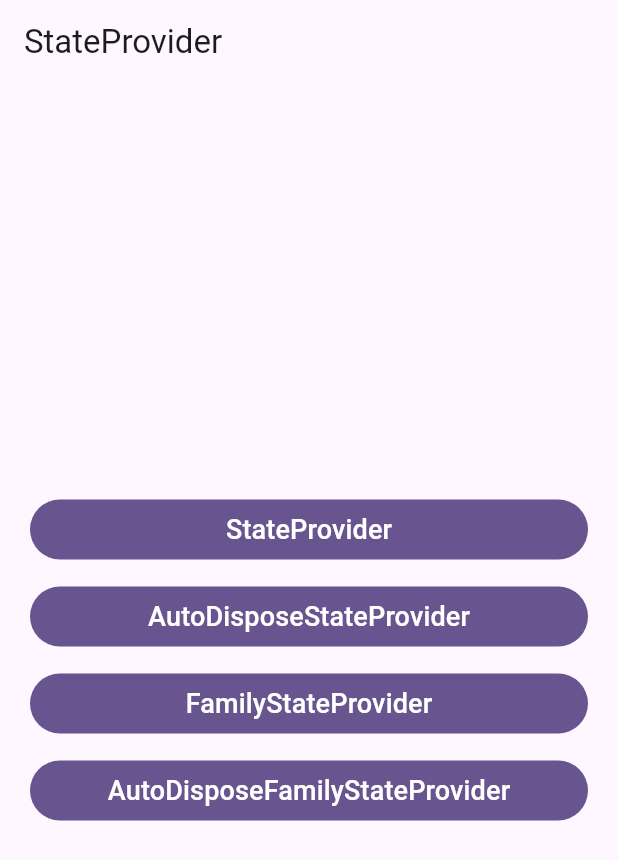
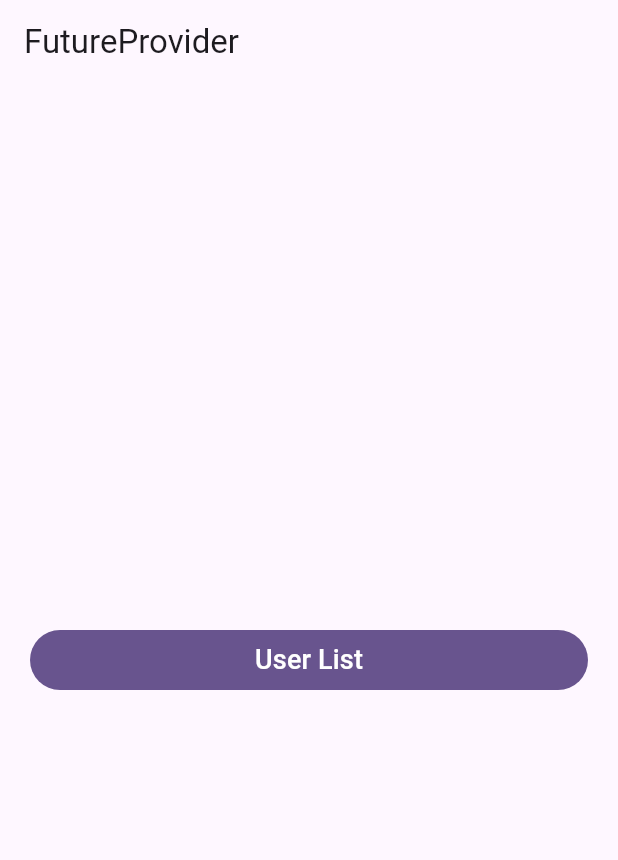
Before and after one commit to fahmi54321/riverpod_basic, a Flutter app: the screen it shows after launch, on a phone screen of 412 x 824 dp. Shown: the top 860 px of the screen. Run offline on Flutter 3.47's test engine with Material 3 defaults, Android fonts, the phone set to English and light mode, and no system bars; our stand-ins replace dio, flutter_riverpod, freezed_annotation, riverpod_annotation; generated files the repository leaves out were written again.

Commit message:
future provider auto dispose

```diff
--- a/lib/main.dart
+++ b/lib/main.dart
@@ -1,10 +1,7 @@
 import 'package:flutter/material.dart';
 import 'package:flutter_riverpod/flutter_riverpod.dart';
 
-import 'pages/auto_dispose/auto_dispose_page.dart';
-import 'pages/auto_dispose_family/auto_dispose_family_page.dart';
-import 'pages/basic/basic_page.dart';
-import 'pages/family/family_page.dart';
+import 'pages/users/user_list_page.dart';
 import 'widgets/custom_button.dart';
 
 void main() {
@@ -21,7 +18,7 @@ class MyApp extends StatelessWidget {
   @override
   Widget build(BuildContext context) {
     return MaterialApp(
-      title: 'StateProvider',
+      title: 'Future Provider',
       debugShowCheckedModeBanner: false,
       theme: ThemeData(
         colorScheme: ColorScheme.fromSeed(seedColor: Colors.deepPurple),
@@ -39,7 +36,7 @@ class MyHomePage extends StatelessWidget {
   Widget build(BuildContext context) {
     return Scaffold(
       appBar: AppBar(
-        title: const Text('StateProvider'),
+        title: const Text('FutureProvider'),
       ),
       body: Center(
         child: ListView(
@@ -47,20 +44,8 @@ class MyHomePage extends StatelessWidget {
           padding: const EdgeInsets.all(20),
           children: const [
             CustomButton(
-              title: 'StateProvider',
-              child: BasicPage(),
-            ),
-            CustomButton(
-              title: 'AutoDisposeStateProvider',
-              child: AutoDisposePage(),
-            ),
-            CustomButton(
-              title: 'FamilyStateProvider',
-              child: FamilyPage(),
-            ),
-            CustomButton(
-              title: 'AutoDisposeFamilyStateProvider',
-              child: AutoDisposeFamilyPage(),
+              title: 'User List',
+              child: UserListPage(),
             ),
           ],
         ),
--- /dev/null
+++ b/lib/models/users.dart
@@ -0,0 +1,26 @@
+// todo 1  import package
+import 'package:flutter/foundation.dart';
+import 'package:freezed_annotation/freezed_annotation.dart';
+
+// todo 2 buat part, bisa dengan mengetik 'ptf' dan 'pts'
+part 'users.freezed.dart';
+part 'users.g.dart';
+
+// todo 3 buat model, dengan mengetik 'fdataclass'
+@freezed
+class User with _$User {
+  const factory User({
+    required int id,
+    required String name,
+    required String username,
+    required String email,
+    required String phone,
+    required String website,
+  }) = _User;
+
+  // todo 4 buat convert ke json, dengan mengetik 'fromJson'
+
+  factory User.fromJson(Map<String, dynamic> json) => _$UserFromJson(json);
+}
+
+// todo 5 (next dio_provider.dart)
--- /dev/null
+++ b/lib/pages/users/user_detail_page.dart
@@ -0,0 +1,18 @@
+import 'package:flutter/material.dart';
+import 'package:flutter_riverpod/flutter_riverpod.dart';
+
+class UserDetailPage extends ConsumerWidget {
+  const UserDetailPage({super.key});
+
+  @override
+  Widget build(BuildContext context, WidgetRef ref) {
+    return Scaffold(
+      appBar: AppBar(
+        title: const Text('User Detail'),
+      ),
+      body: const Center(
+        child: Text('User Detail'),
+      ),
+    );
+  }
+}
--- /dev/null
+++ b/lib/pages/users/users_providers.dart
@@ -0,0 +1,20 @@
+import 'dart:developer';
+
+import 'package:flutter_riverpod/flutter_riverpod.dart';
+import 'package:provider/models/users.dart';
+import 'package:provider/providers/dio_provider.dart';
+
+// todo 9 buat future provider dengan autoDispose, bisa mengetik 'futureProvider'
+
+final userListProvider = FutureProvider.autoDispose<List<User>>((ref) async {
+  ref.onDispose(() {
+    log('userListProvider disposed');
+  });
+
+  final response = await ref.watch(dioProvider).get('/users');
+  final List userList = response.data;
+  final users = [for (final user in userList) User.fromJson(user)];
+  return users;
+});
+
+// todo 10 (next user_list_page.dart)
--- a/lib/widgets/custom_button.dart
+++ b/lib/widgets/custom_button.dart
@@ -2,17 +2,17 @@ import 'package:flutter/material.dart';
 
 class CustomButton extends StatelessWidget {
   const CustomButton({
-    Key? key,
+    super.key,
     required this.title,
     required this.child,
-  }) : super(key: key);
+  });
   final String title;
   final Widget child;
 
   @override
   Widget build(BuildContext context) {
     return Padding(
-      padding: const EdgeInsets.symmetric(vertical: 5.0),
+      padding: const EdgeInsets.symmetric(vertical: 5),
       child: FilledButton(
         onPressed: () {
           Navigator.of(context).push(
--- a/pubspec.yaml
+++ b/pubspec.yaml
@@ -15,6 +15,9 @@ dependencies:
     sdk: flutter
   flutter_riverpod: ^2.6.1
   riverpod_annotation: ^2.6.1
+  dio: ^5.3.3
+  freezed_annotation: ^2.4.1
+  json_annotation: ^4.8.1
 
 dev_dependencies:
   build_runner: ^2.4.13
@@ -24,6 +27,8 @@ dev_dependencies:
     sdk: flutter
   riverpod_generator: ^2.6.1
   riverpod_lint: ^2.6.1
+  freezed: ^2.4.5
+  json_serializable: ^6.7.1
 
 flutter:
   uses-material-design: true
```
Also changed, not shown: lib/pages/auto_dispose/auto_dispose_page.dart (deleted, +0 -39 lines), lib/pages/auto_dispose/auto_dispose_provider.dart (deleted, +0 -27 lines), lib/pages/auto_dispose_family/auto_dispose_family_page.dart (deleted, +0 -75 lines), lib/pages/auto_dispose_family/auto_dispose_family_provider.dart (deleted, +0 -12 lines), lib/pages/basic/basic_page.dart (deleted, +0 -36 lines), lib/pages/basic/basic_provider.dart (deleted, +0 -19 lines), lib/pages/family/family_page.dart (deleted, +0 -76 lines), lib/pages/family/family_provider.dart (deleted, +0 -13 lines), lib/pages/users/user_list_page.dart (added, +53 -0 lines), lib/providers/dio_provider.dart (added, +17 -0 lines), lib/models/users.freezed.dart (added), lib/models/users.g.dart (added), lib/pages/basic/basic_provider.g.dart (deleted), lib/providers/dio_provider.g.dart, 1 more files.
